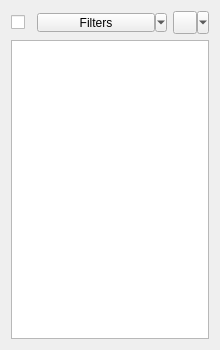
First picture: the form in src/Mod/Sketcher/Gui/TaskSketcherElements.ui, repository southseact-3d/fcd, before the edit.
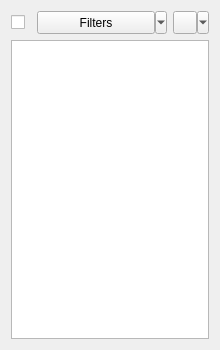
Second picture: the form after the edit. Icons and pictures are not drawn. Custom widgets are drawn as their Qt base class.

Commit message: Sketcher: Element widget - fix toolbuttons height

What changed in the file:
```diff
--- a/src/Mod/Sketcher/Gui/TaskSketcherElements.ui
+++ b/src/Mod/Sketcher/Gui/TaskSketcherElements.ui
@@ -50,7 +50,7 @@
 	 <item>
       <widget class="QToolButton" name="filterButton">
        <property name="sizePolicy">
-        <sizepolicy hsizetype="MinimumExpanding" vsizetype="Fixed">
+        <sizepolicy hsizetype="MinimumExpanding" vsizetype="Preferred">
          <horstretch>0</horstretch>
          <verstretch>0</verstretch>
         </sizepolicy>
```
Left out of the diff: 2 changed lines with no effect on the pictures.
